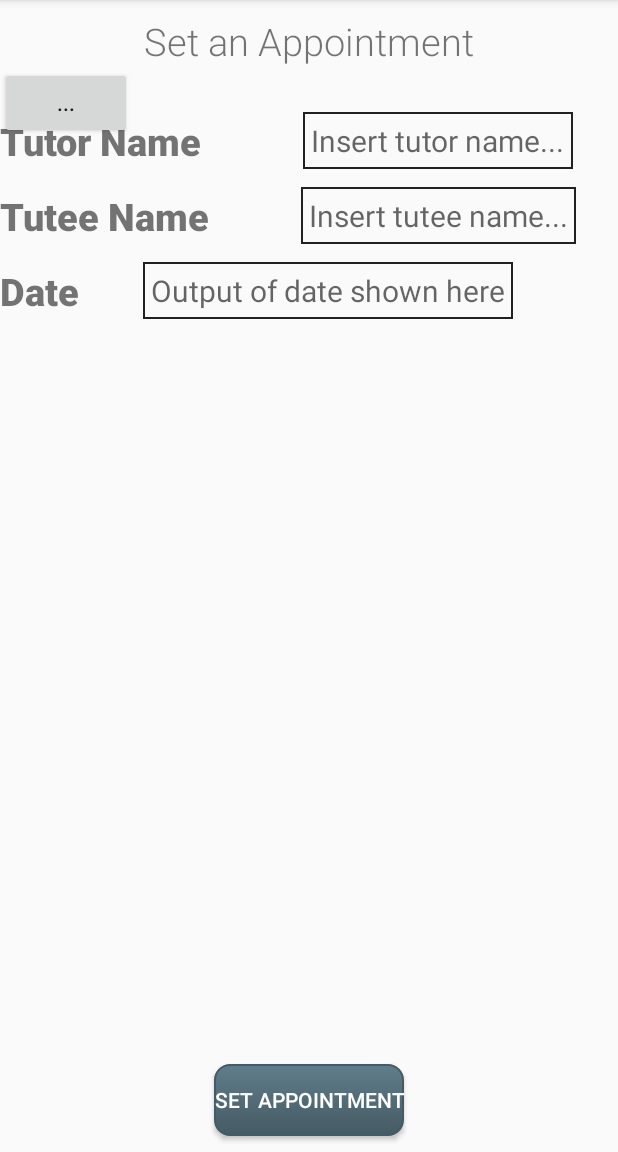
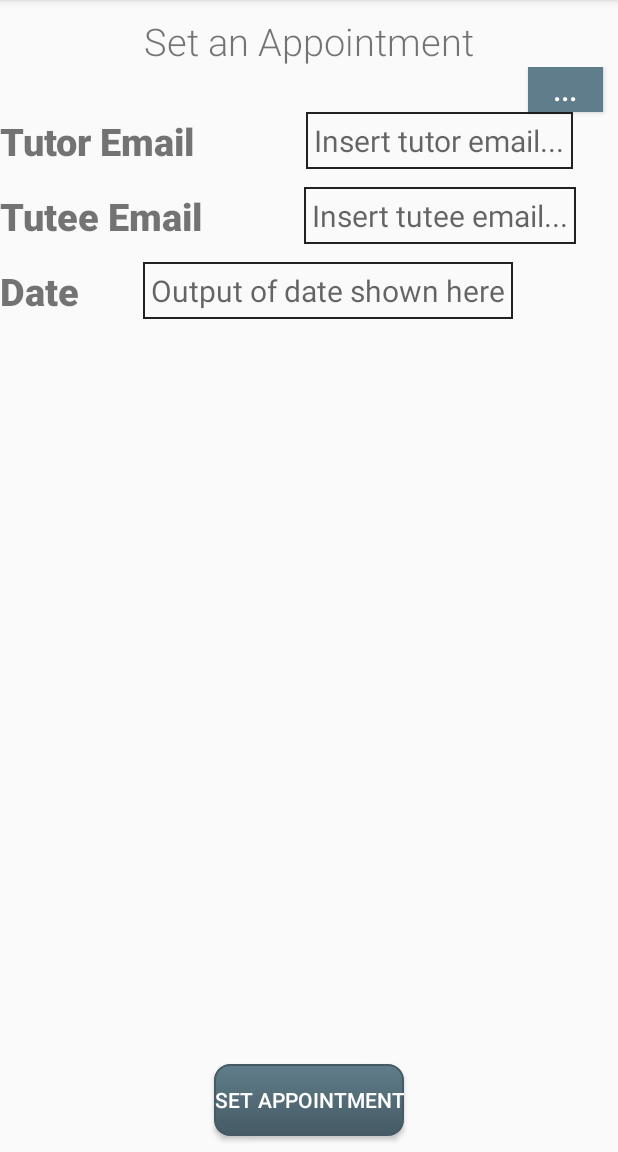
Before and after one commit to aenahr/uTutor, an Android app: the screen it shows after launch (HomePage), on a phone screen of 412 x 824 dp, the part 84-1236 px from its top. Run offline under Robolectric (Android 15) with nearby library versions, the phone set to English and light mode, and no system bars.

Commit message:
Aenah - appointment creation XML editing

```diff
--- a/app/src/main/java/ututor/edu/csulb/ututor/HomePage.java
+++ b/app/src/main/java/ututor/edu/csulb/ututor/HomePage.java
@@ -36,7 +36,7 @@ public class HomePage extends AppCompatActivity {
         setContentView(R.layout.appointment_creation);
 
         myCalendar = Calendar.getInstance();
-        edittext = (EditText) findViewById(R.id.Birthday);
+        //edittext = (EditText) findViewById(R.id.Birthday);
 
     }
 
--- a/app/src/main/res/layout/appointment_creation.xml
+++ b/app/src/main/res/layout/appointment_creation.xml
@@ -23,19 +23,19 @@
         >
 
         <TextView
-            android:id="@+id/tutorName"
+            android:id="@+id/tutorEmail"
             android:layout_width="wrap_content"
             android:layout_height="wrap_content"
-            android:text="Tutor Name"
+            android:text="Tutor Email"
             android:layout_marginTop="32dp"
             android:textSize="25dp"
             android:fontFamily="sans-serif-black"/>
 
         <EditText
-            android:id="@+id/userInputTutorName"
+            android:id="@+id/userInputTutorEmail"
             android:layout_width="wrap_content"
             android:layout_height="wrap_content"
-            android:hint="Insert tutor name..."
+            android:hint="Insert tutor email..."
             android:layout_alignParentRight="true"
             android:layout_marginTop="30dp"
             android:textSize="20dp"
@@ -45,10 +45,10 @@
             />
 
         <TextView
-            android:id="@+id/tuteeName"
+            android:id="@+id/tuteeEmail"
             android:layout_width="wrap_content"
             android:layout_height="wrap_content"
-            android:text="Tutee Name"
+            android:text="Tutee Email"
             android:layout_marginTop="82dp"
             android:textSize="25dp"
             android:fontFamily="sans-serif-black"/>
@@ -57,7 +57,7 @@
             android:id="@+id/userInputTuteeName"
             android:layout_width="wrap_content"
             android:layout_height="wrap_content"
-            android:hint="Insert tutee name..."
+            android:hint="Insert tutee email..."
             android:layout_alignParentRight="true"
             android:layout_marginTop="80dp"
             android:textSize="20dp"
@@ -92,7 +92,15 @@
             android:id="@+id/dateInput"
             android:layout_width="wrap_content"
             android:layout_height="wrap_content"
+            android:minHeight="30dp"
+            android:minWidth="50dp"
+            android:textSize="20dp"
+            android:textColor="@color/white"
+            android:layout_alignParentRight="true"
+            android:layout_marginRight="10dp"
+            android:background="@color/colorPrimary"
             android:text="..."
+
             />
 
     </RelativeLayout>
```
